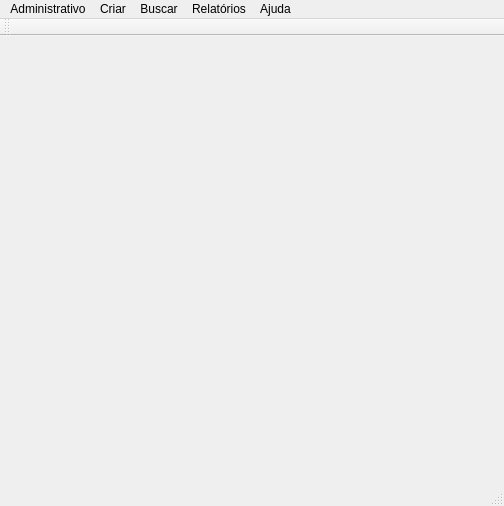
Before: the Qt Designer form mainwindow.ui in brunosr1985/TCC_NayBru, drawn with Qt 5.
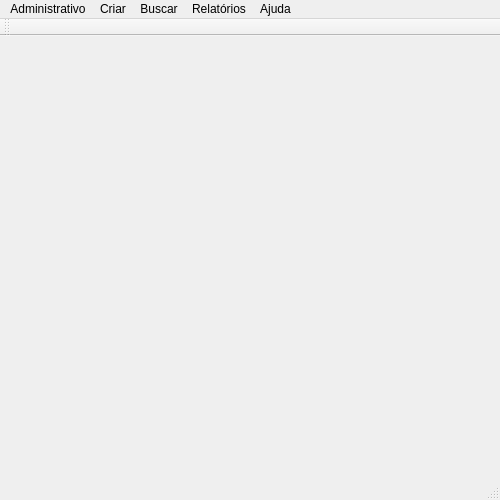
After: the same form once the commit is applied.

Patch:
```diff
--- a/mainwindow.ui
+++ b/mainwindow.ui
@@ -6,20 +6,20 @@
    <rect>
     <x>0</x>
     <y>0</y>
-    <width>504</width>
-    <height>506</height>
+    <width>500</width>
+    <height>500</height>
    </rect>
   </property>
   <property name="sizePolicy">
-   <sizepolicy hsizetype="Minimum" vsizetype="Minimum">
+   <sizepolicy hsizetype="Expanding" vsizetype="Expanding">
     <horstretch>0</horstretch>
     <verstretch>0</verstretch>
    </sizepolicy>
   </property>
   <property name="minimumSize">
    <size>
-    <width>504</width>
-    <height>506</height>
+    <width>500</width>
+    <height>500</height>
    </size>
   </property>
   <property name="windowTitle">
@@ -31,8 +31,8 @@
     <rect>
      <x>0</x>
      <y>0</y>
-     <width>504</width>
-     <height>17</height>
+     <width>500</width>
+     <height>21</height>
     </rect>
    </property>
    <widget class="QMenu" name="menuArquivo">
```
Left out of the diff: 28 changed lines with no effect on the pictures.
